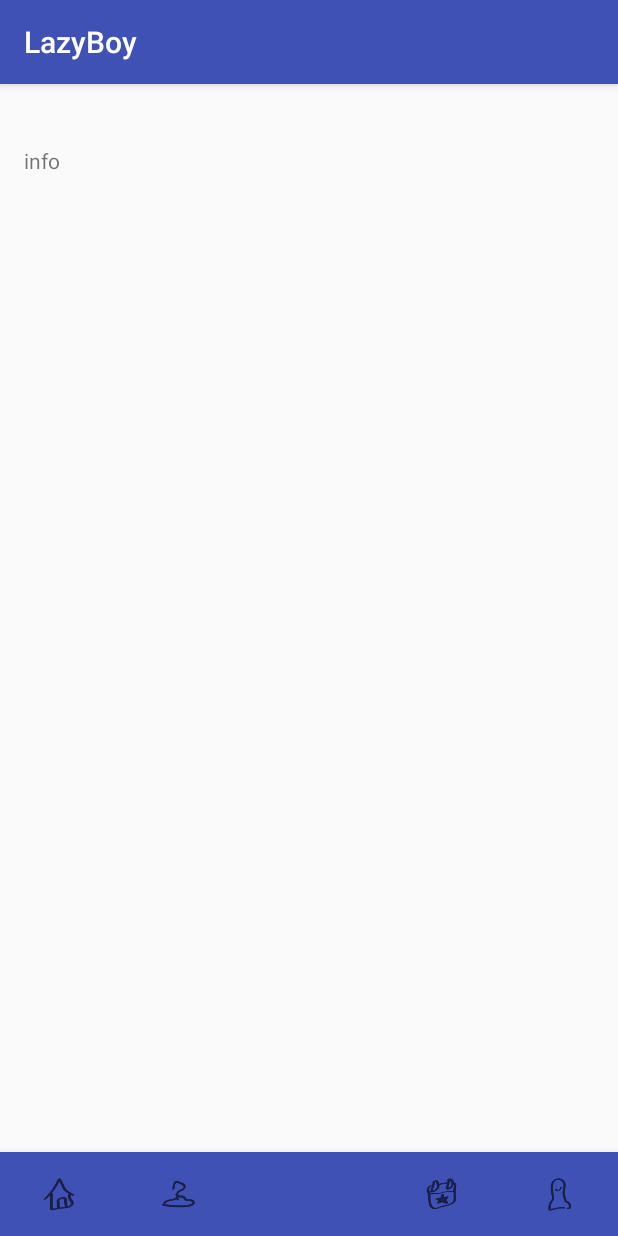
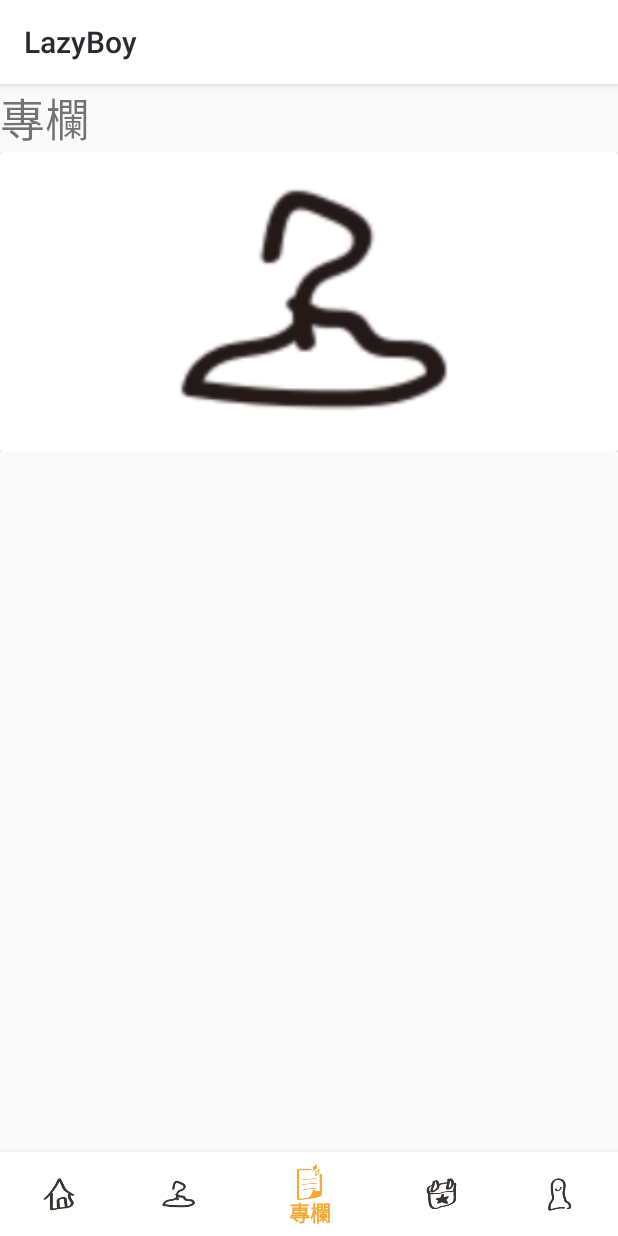
Before and after one commit to wall1350/LazyBoy, an Android app: the screen it shows after launch (MainActivity), item 3 of the bottom bar chosen, on a phone screen of 412 x 824 dp. Run offline under Robolectric (Android 15) with nearby library versions, the phone set to English and light mode, and no system bars.

Commit message:
The basic layout is finished
I finished the basic layout , the card layout used in the info page and the action bar.

Hope you guys like it.

```diff
--- a/app/src/main/AndroidManifest.xml
+++ b/app/src/main/AndroidManifest.xml
@@ -14,7 +14,6 @@
             android:label="@string/app_name">
             <intent-filter>
                 <action android:name="android.intent.action.MAIN" />
-
                 <category android:name="android.intent.category.LAUNCHER" />
             </intent-filter>
         </activity>
--- /dev/null
+++ b/app/src/main/java/com/example/jesuiswilliam/lazyboy/Fragment/HomeFragment.java
@@ -0,0 +1,49 @@
+package com.example.jesuiswilliam.lazyboy.Fragment;
+
+import android.content.Intent;
+import android.os.Bundle;
+import android.support.v4.app.Fragment;
+import android.view.LayoutInflater;
+import android.view.View;
+import android.view.ViewGroup;
+import android.widget.Button;
+import android.widget.LinearLayout;
+
+import com.example.jesuiswilliam.lazyboy.R;
+import com.example.jesuiswilliam.lazyboy.Test;
+
+public class HomeFragment extends Fragment {
+    private View view;
+    private Button button;
+
+    private boolean loadFragment(Fragment fragment) {
+        //switching fragment
+        if (fragment != null) {
+            getActivity().getSupportFragmentManager()
+                    .beginTransaction()
+                    .replace(R.id.fragment_container, fragment)
+                    .commit();
+            return true;
+        }
+        return false;
+    }
+
+    @Override
+    public View onCreateView(LayoutInflater inflater, ViewGroup container, Bundle savedInstanceState) {
+        view = inflater.inflate(R.layout.home, container, false);
+
+        button = (Button) view.findViewById(R.id.jumpbt);
+
+        button.setOnClickListener(new View.OnClickListener() {
+            @Override
+            public void onClick(View v) {
+                Intent intent = new Intent();
+                intent.setClass(getActivity(),Test.class);
+                startActivity(intent);
+                //getActivity().finish();
+            }
+        });
+        return view;
+    }
+
+}
--- /dev/null
+++ b/app/src/main/java/com/example/jesuiswilliam/lazyboy/Fragment/InfoFragment.java
@@ -0,0 +1,59 @@
+package com.example.jesuiswilliam.lazyboy.Fragment;
+
+import android.content.Context;
+import android.content.Intent;
+import android.os.Bundle;
+import android.support.annotation.NonNull;
+import android.support.annotation.Nullable;
+import android.support.constraint.ConstraintLayout;
+import android.support.v4.app.Fragment;
+import android.support.v7.app.AppCompatActivity;
+import android.view.LayoutInflater;
+import android.view.View;
+import android.view.ViewGroup;
+import android.widget.Button;
+import android.widget.ImageView;
+import android.widget.LinearLayout;
+
+import com.example.jesuiswilliam.lazyboy.R;
+import com.example.jesuiswilliam.lazyboy.Test;
+
+public class InfoFragment extends Fragment {
+    private View view,view2 ;//view1是主體,view2是卡片
+    private ImageView i;//給view2卡片的圖
+    private Button b;//給view2卡片的按鈕
+    private LinearLayout linear_Info ;//主體的佈局layout
+    private ConstraintLayout con_Info;
+
+    @Nullable
+    @Override
+    public View onCreateView(@NonNull LayoutInflater inflater, @Nullable ViewGroup container, @Nullable Bundle savedInstanceState) {
+            view = inflater.inflate(R.layout.info, null);
+        linear_Info = (LinearLayout)view.findViewById(R.id.linear_Info);
+        con_Info = (ConstraintLayout)view.findViewById(R.id.mConstraintLayout_Info);
+
+        //從系統找到另一個xml格式來載到畫面當中
+        LayoutInflater inflater2 = (LayoutInflater)getActivity().getSystemService(Context.LAYOUT_INFLATER_SERVICE);
+        //讀取的card
+        view2 = inflater2.inflate(R.layout.layout_item_demo , null, true);
+
+        //自定義圖片
+        i =  view2.findViewById(R.id.cardlayout_imageView);
+        i.setImageResource(R.drawable.icon_menu2);
+        //自定義按鈕事件
+        b = view2.findViewById(R.id.cardlayout_button);
+        b.setOnClickListener(new View.OnClickListener() {
+            @Override
+            public void onClick(View v) {
+                //i.setImageResource(R.drawable.icon_menu3);
+                Intent intent = new Intent();
+                intent.setClass(getActivity(),Test.class);
+                startActivity(intent);
+            }
+        });
+
+        linear_Info.addView(view2); //加入畫面上
+
+        return view;
+    }
+}
--- a/app/src/main/java/com/example/jesuiswilliam/lazyboy/MainActivity.java
+++ b/app/src/main/java/com/example/jesuiswilliam/lazyboy/MainActivity.java
@@ -3,16 +3,30 @@ package com.example.jesuiswilliam.lazyboy;
 import android.content.Intent;
 import android.os.Bundle;
 import android.support.annotation.NonNull;
+import android.support.constraint.ConstraintLayout;
 import android.support.design.widget.BottomNavigationView;
 import android.support.v4.app.Fragment;
 import android.support.v7.app.AppCompatActivity;
+import android.support.v7.widget.CardView;
 import android.view.MenuItem;
+import android.view.View;
+import android.widget.LinearLayout;
 import android.widget.TextView;
+
+import com.example.jesuiswilliam.lazyboy.Fragment.AccountFragment;
+import com.example.jesuiswilliam.lazyboy.Fragment.ActivityFragment;
+import com.example.jesuiswilliam.lazyboy.Fragment.HomeFragment;
+import com.example.jesuiswilliam.lazyboy.Fragment.InfoFragment;
+import com.example.jesuiswilliam.lazyboy.Fragment.OutfitFragment;
+import com.example.jesuiswilliam.lazyboy.Fragment.TestFragment;
 
 
 public class MainActivity extends AppCompatActivity
         implements  BottomNavigationView.OnNavigationItemSelectedListener{
+    private Intent intent = new Intent();
 
+    private LinearLayout linear_Activity ;
+    private ConstraintLayout con_Activity;
 
     @Override
     protected void onCreate(Bundle savedInstanceState) {
@@ -22,8 +36,47 @@ public class MainActivity extends AppCompatActivity
         BottomNavigationView navigation = (BottomNavigationView) findViewById(R.id.navigation);
         navigation.setOnNavigationItemSelectedListener(this);
 
+
     }
+    @Override
+    public boolean onNavigationItemSelected(@NonNull MenuItem menuItem) {
+        Fragment fragment =null;
+        switch (menuItem.getItemId()){
+            case R.id.navigation_account:
 
+               fragment = new AccountFragment();
+                break;
+            case R.id.navigation_activity:
+
+                fragment = new ActivityFragment();
+//
+//                linear_Activity = (LinearLayout)findViewById(R.id.linear_Activity);
+//                con_Activity = (ConstraintLayout)findViewById(R.id.mConstraintLayout_Activity);
+//                CardView c1 = new CardView(this);
+//                TextView t1 = new TextView(this);
+//                t1.setText("TEXT");
+//                c1.addView(t1);
+//                // linear_Activity.addView(c1);
+//                con_Activity.addView(c1);
+
+
+                break;
+            case R.id.navigation_home:
+
+                fragment = new HomeFragment();
+                break;
+            case R.id.navigation_info:
+
+                fragment = new InfoFragment();
+                break;
+            case R.id.navigation_outfit:
+
+                fragment = new OutfitFragment();
+                break;
+
+        }
+        return loadFragment(fragment);
+    }
     private boolean loadFragment(Fragment fragment) {
         //switching fragment
         if (fragment != null) {
@@ -31,31 +84,10 @@ public class MainActivity extends AppCompatActivity
                     .beginTransaction()
                     .replace(R.id.fragment_container, fragment)
                     .commit();
+
+
             return true;
         }
         return false;
     }
-    @Override
-    public boolean onNavigationItemSelected(@NonNull MenuItem menuItem) {
-        Fragment fragment =null;
-        switch (menuItem.getItemId()){
-            case R.id.navigation_account:
-                fragment = new AccountFragment();
-                break;
-            case R.id.navigation_activity:
-                fragment = new ActivityFragment();
-                break;
-            case R.id.navigation_home:
-                fragment = new HomeFragment();
-                break;
-            case R.id.navigation_info:
-                fragment = new InfoFragment();
-                break;
-            case R.id.navigation_outfit:
-                fragment = new OutfitFragment();
-                break;
-
-        }
-        return loadFragment(fragment);
-    }
 }
--- /dev/null
+++ b/app/src/main/res/color/test_color_selector.xml
@@ -0,0 +1,5 @@
+<?xml version="1.0" encoding="utf-8"?>
+<selector xmlns:android="http://schemas.android.com/apk/res/android">
+    <item android:color="@color/BottomNevigationBarYellow" android:state_checked="true"></item>
+    <item android:color="@color/BottomNevigationBarBrown"></item>
+</selector>
--- a/app/src/main/res/layout/activity_main.xml
+++ b/app/src/main/res/layout/activity_main.xml
@@ -16,12 +16,15 @@
         app:layout_constraintLeft_toLeftOf="parent"
         app:layout_constraintTop_toTopOf="parent" />
 
+
+    <!--顏色是對的，但是ide顯示錯誤-->
     <android.support.design.widget.BottomNavigationView
         android:id="@+id/navigation"
         android:layout_width="0dp"
         android:layout_height="wrap_content"
-        android:background="@color/colorPrimary"
-
+        android:background="@android:color/background_light"
+        app:itemIconTint="@color/test_color_selector"
+        app:itemTextColor="@color/test_color_selector"
         app:layout_constraintBottom_toBottomOf="parent"
         app:layout_constraintLeft_toLeftOf="parent"
         app:layout_constraintRight_toRightOf="parent"
@@ -30,4 +33,5 @@
 
 
 
+
 </android.support.constraint.ConstraintLayout>
--- a/app/src/main/res/layout/info.xml
+++ b/app/src/main/res/layout/info.xml
@@ -1,17 +1,23 @@
 <?xml version="1.0" encoding="utf-8"?>
-<android.support.constraint.ConstraintLayout
-    xmlns:android="http://schemas.android.com/apk/res/android"
+<android.support.constraint.ConstraintLayout xmlns:android="http://schemas.android.com/apk/res/android"
     xmlns:app="http://schemas.android.com/apk/res-auto"
+    xmlns:tools="http://schemas.android.com/tools"
+    android:id="@+id/mConstraintLayout_Info"
     android:layout_width="match_parent"
     android:layout_height="match_parent">
 
-    <TextView
-        android:id="@+id/textView3"
-        android:layout_width="wrap_content"
-        android:layout_height="wrap_content"
-        android:layout_marginStart="16dp"
-        android:layout_marginTop="41dp"
-        android:text="info"
-        app:layout_constraintStart_toStartOf="parent"
-        app:layout_constraintTop_toTopOf="parent" />
+    <LinearLayout
+        android:id="@+id/linear_Info"
+        android:layout_width="match_parent"
+        android:layout_height="match_parent"
+        android:orientation="vertical">
+
+        <TextView
+            android:layout_width="match_parent"
+            android:layout_height="wrap_content"
+            android:text="專欄"
+            android:textSize="30dp"
+            tools:layout_editor_absoluteX="41dp"
+            tools:layout_editor_absoluteY="72dp" />
+    </LinearLayout>
 </android.support.constraint.ConstraintLayout>
--- /dev/null
+++ b/app/src/main/res/layout/layout_item_demo.xml
@@ -0,0 +1,32 @@
+<?xml version="1.0" encoding="utf-8"?>
+<android.support.constraint.ConstraintLayout xmlns:android="http://schemas.android.com/apk/res/android"
+    xmlns:card_view="http://schemas.android.com/apk/res-auto"
+    xmlns:tools="http://schemas.android.com/tools"
+    android:id="@+id/ConstraintLayout"
+    android:layout_width="match_parent"
+    android:layout_height="200dp">
+
+    <android.support.v7.widget.CardView
+        android:layout_width="match_parent"
+        android:layout_height="200dp">
+
+        <ImageView
+            android:id="@+id/cardlayout_imageView"
+            android:layout_width="match_parent"
+            android:layout_height="195dp"
+            card_view:layout_constraintStart_toStartOf="parent"
+            card_view:layout_constraintTop_toTopOf="parent"
+            card_view:srcCompat="@drawable/icon_menu1" />
+
+        <Button
+            android:id="@+id/cardlayout_button"
+            android:layout_width="match_parent"
+            android:layout_height="200dp"
+
+
+            android:background="#00000000"
+            card_view:layout_constraintStart_toStartOf="parent"
+            card_view:layout_constraintTop_toTopOf="parent" />
+    </android.support.v7.widget.CardView>
+
+</android.support.constraint.ConstraintLayout>
--- a/app/src/main/res/values/colors.xml
+++ b/app/src/main/res/values/colors.xml
@@ -1,6 +1,9 @@
 <?xml version="1.0" encoding="utf-8"?>
 <resources>
-    <color name="colorPrimary">#3F51B5</color>
-    <color name="colorPrimaryDark">#303F9F</color>
+    <color name="colorPrimary">#FFFFFF</color>
+    <color name="textcolorPrimary">#2A2A30</color>
+    <color name="colorPrimaryDark">#3C3431</color>
     <color name="colorAccent">#FF4081</color>
+    <color name="BottomNevigationBarBrown">#3C3431</color>
+    <color name="BottomNevigationBarYellow">#F4A936</color>
 </resources>
--- a/app/src/main/res/values/styles.xml
+++ b/app/src/main/res/values/styles.xml
@@ -6,6 +6,15 @@
         <item name="colorPrimary">@color/colorPrimary</item>
         <item name="colorPrimaryDark">@color/colorPrimaryDark</item>
         <item name="colorAccent">@color/colorAccent</item>
+        <item name="actionBarStyle">@style/MyActionBar</item>
     </style>
 
+    <style name="MyActionBar" parent="@style/Widget.AppCompat.ActionBar.Solid">
+        <item name="titleTextStyle">@style/MyTitleTextStyle</item>
+    </style>
+
+    <style name="MyTitleTextStyle" parent="@style/TextAppearance.AppCompat.Widget.ActionBar.Title">
+        <item name="android:textColor">#2A2A30</item>
+        <item name="android:gravity">center_horizontal</item>
+    </style>
 </resources>
```
Also changed, not shown: app/src/main/java/com/example/jesuiswilliam/lazyboy/Fragment/AccountFragment.java (added, +20 -0 lines), app/src/main/java/com/example/jesuiswilliam/lazyboy/Fragment/ActivityFragment.java (added, +64 -0 lines), app/src/main/java/com/example/jesuiswilliam/lazyboy/Fragment/OutfitFragment.java (added, +20 -0 lines), app/src/main/java/com/example/jesuiswilliam/lazyboy/Fragment/TestFragment.java (added, +20 -0 lines), app/src/main/java/com/example/jesuiswilliam/lazyboy/Test.java (+36 -19 lines), app/src/main/res/layout/activity.xml (+20 -12 lines), app/src/main/res/layout/test.xml (+32 -2 lines), 2 other files.
